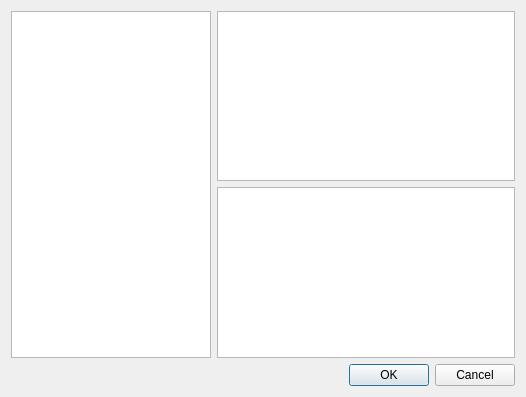
Old version of the form jalapaquery/src/jalapaquery/newfiledialog.ui in the repository leonhad/jalapaquery.
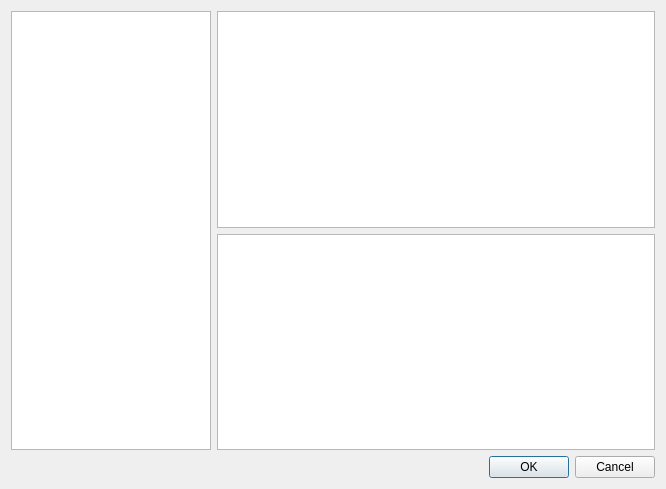
New version of the form.

Commit message: Fixed the new file dialog: file description

Diff of the .ui file:
```diff
--- a/jalapaquery/src/jalapaquery/newfiledialog.ui
+++ b/jalapaquery/src/jalapaquery/newfiledialog.ui
@@ -6,8 +6,8 @@
    <rect>
     <x>0</x>
     <y>0</y>
-    <width>526</width>
-    <height>397</height>
+    <width>666</width>
+    <height>489</height>
    </rect>
   </property>
   <property name="windowTitle">
@@ -63,7 +63,11 @@
     </widget>
    </item>
    <item row="1" column="1">
-    <widget class="QPlainTextEdit" name="details"/>
+    <widget class="QPlainTextEdit" name="details">
+     <property name="readOnly">
+      <bool>true</bool>
+     </property>
+    </widget>
    </item>
   </layout>
  </widget>
```
Left out of the diff: 7 changed lines with no effect on the pictures. The commit also changes 2 other files.
